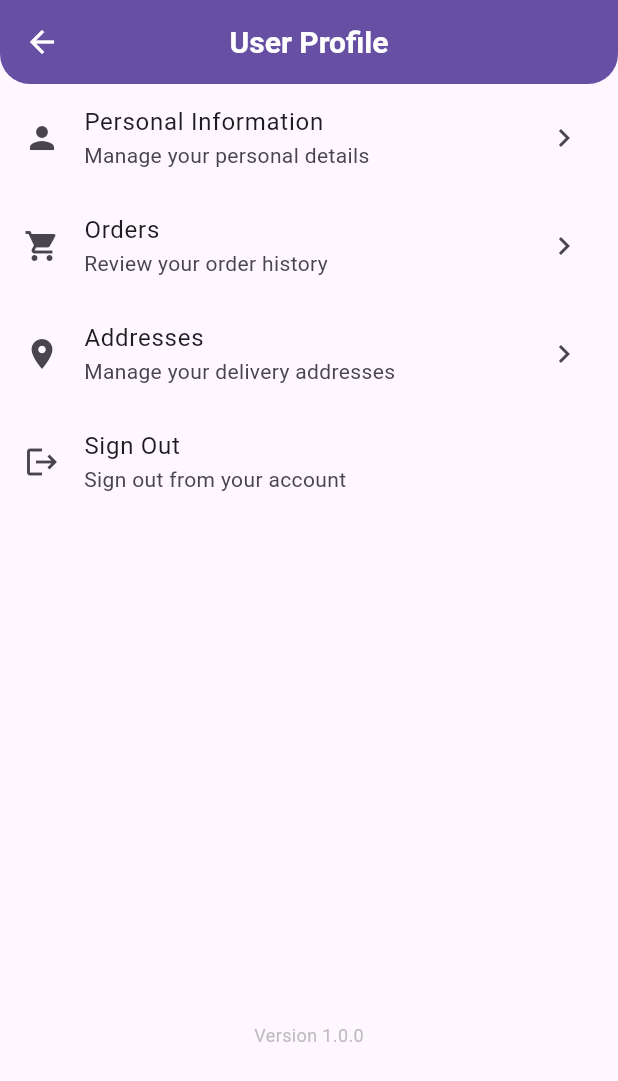
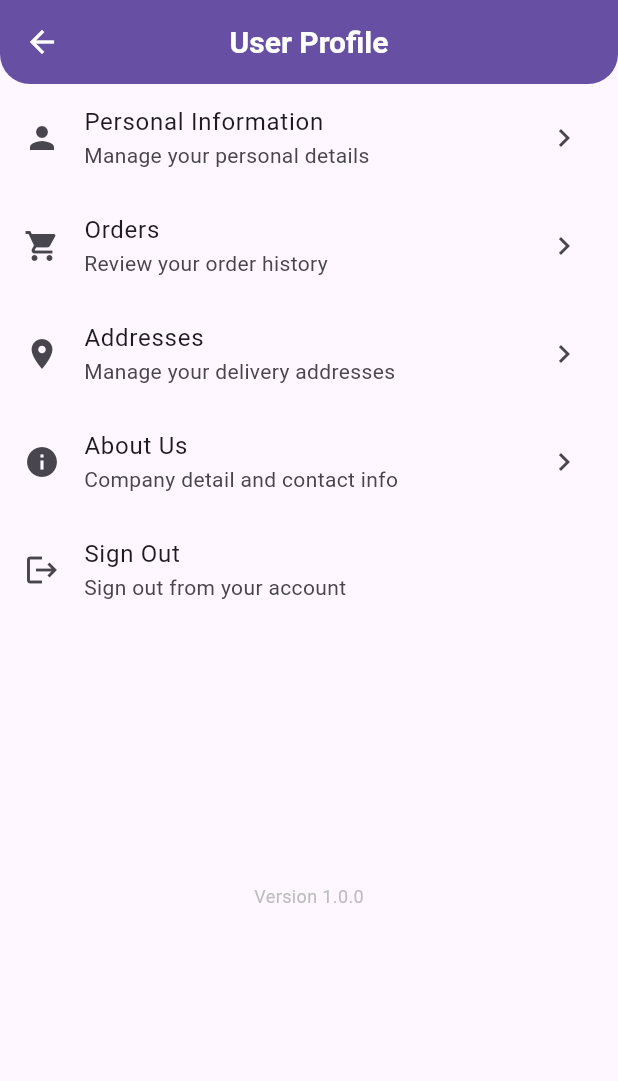
Before and after one commit to dkofficial24/sanitary_mart, a Flutter app: the UserProfileTab screen opened directly, on a phone screen of 412 x 824 dp. Shown: the top 1081 px of the screen. Run offline on Flutter 3.47's test engine with Material 3 defaults, Android fonts, the phone set to English and light mode, and no system bars; our stand-ins replace cached_network_image, cloud_firestore, firebase_analytics, firebase_auth, firebase_core, firebase_crashlytics and 9 more; missing offline and left inert: molten_navigationbar_flutter; accounts and stored records are empty.

Commit message:
- about us

```diff
--- a/lib/profile/ui/screen/user_profile_tab.dart
+++ b/lib/profile/ui/screen/user_profile_tab.dart
@@ -9,6 +9,7 @@ import 'package:sanitary_mart/core/widget/custom_app_bar.dart';
 import 'package:sanitary_mart/order/provider/order_provider.dart';
 import 'package:sanitary_mart/order/ui/order_screen.dart';
 import 'package:sanitary_mart/profile/provider/user_provider.dart';
+import 'package:sanitary_mart/profile/ui/screen/about_us.dart';
 import 'package:sanitary_mart/profile/ui/screen/address_list_screen.dart';
 import 'package:sanitary_mart/profile/ui/screen/personal_information_screen.dart';
 
@@ -51,6 +52,15 @@ class UserProfileTab extends StatelessWidget {
             },
           ),
           ListTile(
+            leading: const Icon(Icons.info),
+            title: const Text('About Us'),
+            subtitle: const Text('Company detail and contact info'),
+            trailing: const Icon(Icons.keyboard_arrow_right),
+            onTap: () {
+              Get.to(const AboutUsScreen());
+            },
+          ),
+          ListTile(
             leading: const Icon(Icons.logout),
             title: const Text('Sign Out'),
             subtitle: const Text('Sign out from your account'),
@@ -58,7 +68,9 @@ class UserProfileTab extends StatelessWidget {
               signOut(context);
             },
           ),
-          SizedBox(height: Get.height*0.4,),
+          SizedBox(
+            height: Get.height * 0.2,
+          ),
           FutureBuilder<PackageInfo>(
             future: PackageInfo.fromPlatform(),
             builder: (context, snapshot) {
@@ -66,11 +78,14 @@ class UserProfileTab extends StatelessWidget {
                 return Center(
                   child: Padding(
                     padding: const EdgeInsets.all(8.0),
-                    child: Text('Version ${snapshot.data!.version}',style: TextStyle(color: Colors.grey[400],fontSize: 12),),
+                    child: Text(
+                      'Version ${snapshot.data!.version}',
+                      style: TextStyle(color: Colors.grey[400], fontSize: 12),
+                    ),
                   ),
                 );
               } else {
-                return Container(); // Empty container if version is not yet retrieved
+                return Container();
               }
             },
           ),
```
Also changed, not shown: lib/profile/ui/screen/about_us.dart (added, +45 -0 lines).
